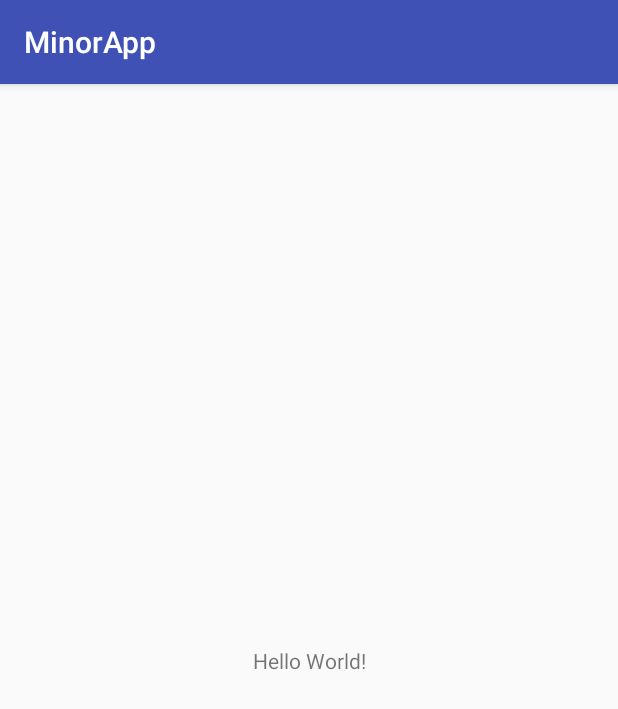
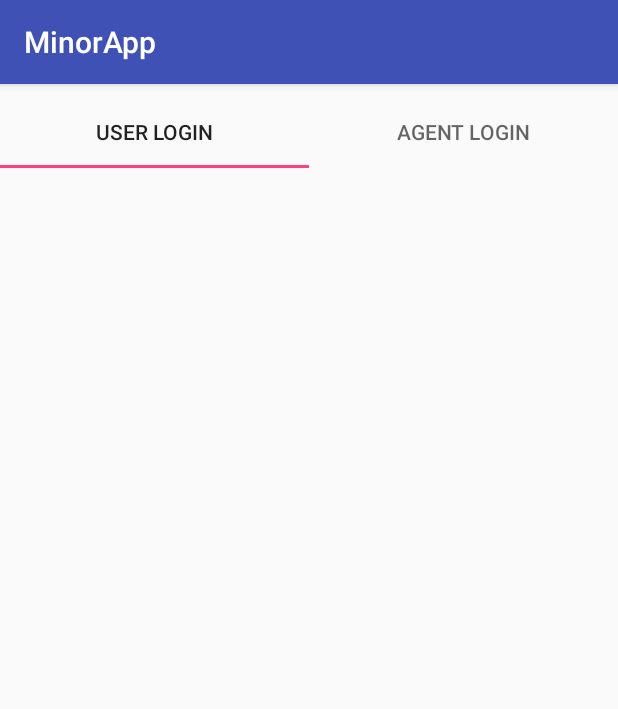
Before and after one commit to Ammy-1402/MinorApp, an Android app: the screen it shows after launch (MainActivity), on a phone screen of 412 x 824 dp. Shown: the top 709 px of the screen. Run offline under Robolectric (Android 15) with nearby library versions, the phone set to English and light mode, and no system bars.

```diff
--- a/app/build.gradle
+++ b/app/build.gradle
@@ -25,4 +25,6 @@ dependencies {
     testImplementation 'junit:junit:4.12'
     androidTestImplementation 'com.android.support.test:runner:1.0.2'
     androidTestImplementation 'com.android.support.test.espresso:espresso-core:3.0.2'
+    implementation 'com.android.support:recyclerview-v7:28.0.0'
+    implementation 'com.android.support:design:28.0.0'
 }
--- a/app/src/main/res/layout/activity_main.xml
+++ b/app/src/main/res/layout/activity_main.xml
@@ -6,13 +6,26 @@
     android:layout_height="match_parent"
     tools:context=".MainActivity">
 
-    <TextView
-        android:layout_width="wrap_content"
+    <android.support.design.widget.TabLayout
+        android:id="@+id/tabLayout"
+        android:layout_width="0dp"
         android:layout_height="wrap_content"
-        android:text="Hello World!"
-        app:layout_constraintBottom_toBottomOf="parent"
-        app:layout_constraintLeft_toLeftOf="parent"
-        app:layout_constraintRight_toRightOf="parent"
-        app:layout_constraintTop_toTopOf="parent" />
+        android:layout_marginTop="8dp"
+        app:layout_constraintEnd_toEndOf="parent"
+        app:layout_constraintStart_toStartOf="parent"
+        app:layout_constraintTop_toTopOf="parent">
+
+        <android.support.design.widget.TabItem
+            android:layout_width="wrap_content"
+            android:layout_height="wrap_content"
+            android:text="User Login" />
+
+        <android.support.design.widget.TabItem
+            android:layout_width="wrap_content"
+            android:layout_height="wrap_content"
+            android:text="Agent Login" />
+
+    </android.support.design.widget.TabLayout>
+
 
 </android.support.constraint.ConstraintLayout>
```
